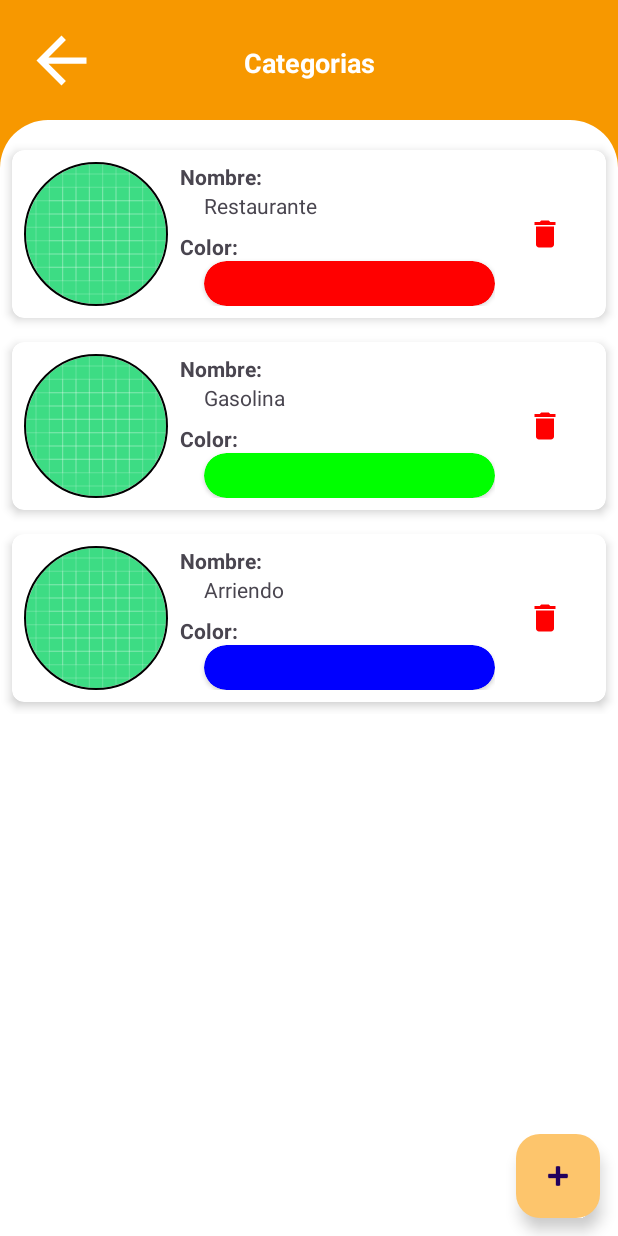
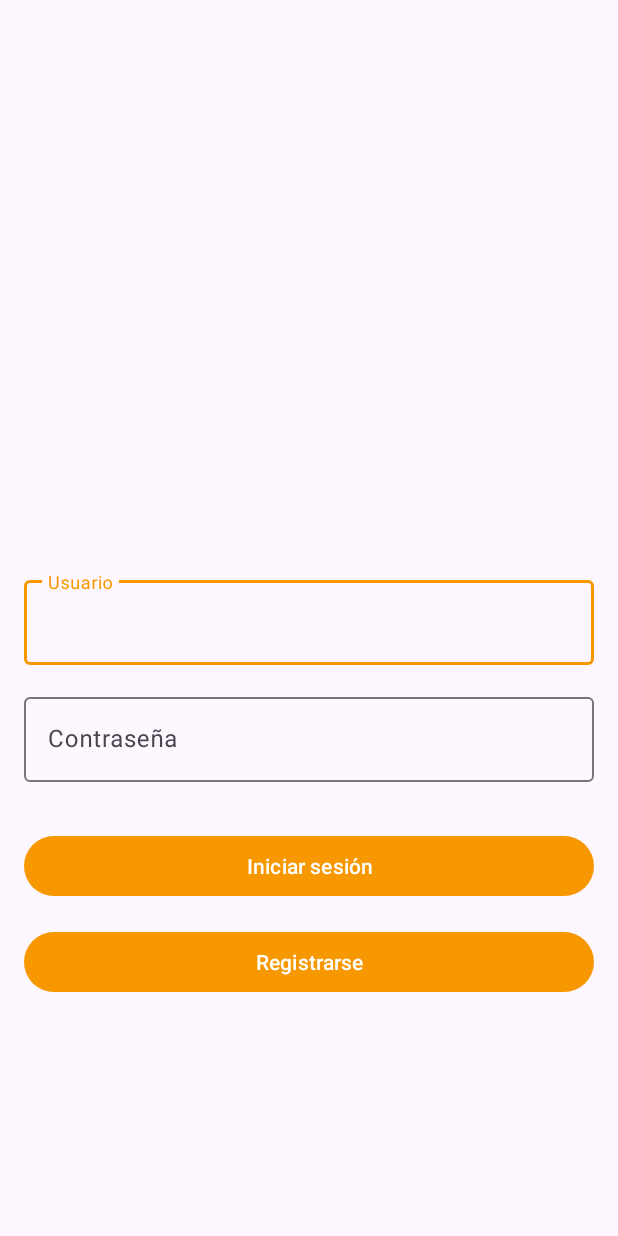
Before and after one commit to CristhianC51/MyWalletApp2.0, an Android app: the screen it shows after launch (CategoryActivity before the commit, LoginActivity after it), on a phone screen of 412 x 824 dp. Run offline under Robolectric (Android 15) with nearby library versions, the phone set to English and light mode, and no system bars.

Commit message:
Creacion activity login y activity registrarse.

```diff
--- a/app/build.gradle.kts
+++ b/app/build.gradle.kts
@@ -45,4 +45,6 @@ dependencies {
     implementation("de.hdodenhof:circleimageview:3.0.1")
     //Picasso para poder mostrar imagenes de internet
     implementation("com.squareup.picasso:picasso:2.8")
+    //Implementacion de splashScreen
+    implementation ("com.airbnb.android:lottie:6.1.0")
 }
--- /dev/null
+++ b/app/src/main/java/com/fabiansuarez/mywallet/LoginActivity.java
@@ -0,0 +1,22 @@
+package com.fabiansuarez.mywallet;
+
+import androidx.appcompat.app.AppCompatActivity;
+
+import android.content.Intent;
+import android.os.Bundle;
+import android.view.View;
+
+public class LoginActivity extends AppCompatActivity {
+
+    @Override
+    protected void onCreate(Bundle savedInstanceState) {
+        super.onCreate(savedInstanceState);
+        setContentView(R.layout.activity_login);
+    }
+
+    public void buttonRegistrar(View view) {
+        Intent myIntent = new Intent(LoginActivity.this, RegistrarseActivity.class);
+        startActivity(myIntent);
+        finish();
+    }
+}
--- a/app/src/main/java/com/fabiansuarez/mywallet/NewAccountActivity.java
+++ b/app/src/main/java/com/fabiansuarez/mywallet/NewAccountActivity.java
@@ -27,8 +27,8 @@ public class NewAccountActivity extends AppCompatActivity {
         etNameAccount = findViewById(R.id.et_nombre_cuenta);
         etTypeAccount = findViewById(R.id.et_tipo_cuenta);
         etBalanceInitial = findViewById(R.id.et_balance_initial);
-        tilNameAccount = findViewById(R.id.til_name_account);
-        tilTypeAccount = findViewById(R.id.til_type_account);
+        tilNameAccount = findViewById(R.id.til_contrasena);
+        tilTypeAccount = findViewById(R.id.til_usuario);
         tilBalanceInitial = findViewById(R.id.til_balance_initial);
     }
 
--- /dev/null
+++ b/app/src/main/java/com/fabiansuarez/mywallet/SplashActivity.java
@@ -0,0 +1,25 @@
+package com.fabiansuarez.mywallet;
+
+import androidx.appcompat.app.AppCompatActivity;
+
+import android.content.Intent;
+import android.os.Bundle;
+import android.os.Handler;
+
+public class SplashActivity extends AppCompatActivity {
+
+    @Override
+    protected void onCreate(Bundle savedInstanceState) {
+        super.onCreate(savedInstanceState);
+        setContentView(R.layout.activity_splash);
+
+        new Handler().postDelayed(new Runnable() {
+            @Override
+            public void run() {
+                Intent myIntent = new Intent(SplashActivity.this, LoginActivity.class);
+                startActivity(myIntent);
+                finish();
+            }
+        }, 5000);
+    }
+}
--- /dev/null
+++ b/app/src/main/res/layout/activity_login.xml
@@ -0,0 +1,63 @@
+<?xml version="1.0" encoding="utf-8"?>
+<androidx.constraintlayout.widget.ConstraintLayout xmlns:android="http://schemas.android.com/apk/res/android"
+    xmlns:app="http://schemas.android.com/apk/res-auto"
+    xmlns:tools="http://schemas.android.com/tools"
+    android:layout_width="match_parent"
+    android:layout_height="match_parent"
+    tools:context=".LoginActivity">
+
+    <com.google.android.material.textfield.TextInputLayout
+        android:id="@+id/til_usuario"
+        android:layout_width="match_parent"
+        android:layout_height="wrap_content"
+        android:layout_margin="16dp"
+        android:layout_marginTop="8dp"
+        app:layout_constraintBottom_toBottomOf="parent"
+        app:layout_constraintEnd_toEndOf="parent"
+        app:layout_constraintStart_toStartOf="parent"
+        app:layout_constraintTop_toTopOf="parent">
+
+        <com.google.android.material.textfield.TextInputEditText
+            android:id="@+id/et_usuario"
+            android:layout_width="match_parent"
+            android:layout_height="wrap_content"
+            android:hint="@string/txt_usuario" />
+
+    </com.google.android.material.textfield.TextInputLayout>
+
+    <com.google.android.material.textfield.TextInputLayout
+        android:id="@+id/til_contrasena"
+        android:layout_width="match_parent"
+        android:layout_height="wrap_content"
+        android:layout_marginTop="16dp"
+        app:layout_constraintTop_toBottomOf="@+id/til_usuario">
+
+        <com.google.android.material.textfield.TextInputEditText
+            android:id="@+id/et_contrasena"
+            android:layout_width="match_parent"
+            android:layout_height="wrap_content"
+            android:layout_margin="16dp"
+            android:hint="@string/txt_contrasena" />
+    </com.google.android.material.textfield.TextInputLayout>
+
+    <Button
+        android:id="@+id/btn_iniciar_sesion"
+        android:layout_width="match_parent"
+        android:layout_height="wrap_content"
+        android:layout_margin="16dp"
+        android:text="@string/txt_iniciar_sesion"
+        app:layout_constraintTop_toBottomOf="@+id/til_contrasena"
+        tools:layout_editor_absoluteX="0dp" />
+
+    <Button
+        android:id="@+id/btn_registrarse"
+        android:layout_width="match_parent"
+        android:layout_height="wrap_content"
+        android:layout_margin="16dp"
+        android:layout_marginTop="8dp"
+        android:onClick="buttonRegistrar"
+        android:text="@string/txt_registrarse"
+        app:layout_constraintTop_toBottomOf="@+id/btn_iniciar_sesion"
+        tools:layout_editor_absoluteX="16dp" />
+
+</androidx.constraintlayout.widget.ConstraintLayout>
--- a/app/src/main/res/layout/activity_new_account.xml
+++ b/app/src/main/res/layout/activity_new_account.xml
@@ -47,7 +47,7 @@
         app:layout_constraintTop_toTopOf="parent">
 
         <com.google.android.material.textfield.TextInputLayout
-            android:id="@+id/til_name_account"
+            android:id="@+id/til_contrasena"
             android:layout_width="match_parent"
             android:layout_height="wrap_content">
 
@@ -59,7 +59,7 @@
         </com.google.android.material.textfield.TextInputLayout>
 
         <com.google.android.material.textfield.TextInputLayout
-            android:id="@+id/til_type_account"
+            android:id="@+id/til_usuario"
             android:layout_width="match_parent"
             android:layout_height="wrap_content"
             android:layout_marginTop="8dp">
--- a/app/src/main/res/values/strings.xml
+++ b/app/src/main/res/values/strings.xml
@@ -15,4 +15,14 @@
     <string name="txt_select_color">Seleccionar color</string>
     <string name="txt_color">Color</string>
     <string name="txt_save_category">Se guardo la categoria</string>
+    <string name="txt_usuario">Usuario</string>
+    <string name="txt_contrasena">Contraseña</string>
+    <string name="txt_iniciar_sesion">Iniciar sesión</string>
+    <string name="txt_registrarse">Registrarse</string>
+    <string name="txt_nombre">Nombre</string>
+    <string name="txt_apellido">Apellido</string>
+    <string name="txt_verifique_contrasena">Verifique contraseña</string>
+    <string name="txt_edad">Edad</string>
+    <string name="txt_correo">Correo</string>
+    <string name="txt_regresar">Regresar</string>
 </resources>
```
Also changed, not shown: app/src/main/AndroidManifest.xml (+12 -6 lines), app/src/main/java/com/fabiansuarez/mywallet/RegistrarseActivity.java (added, +22 -0 lines), app/src/main/res/layout/activity_registrarse.xml (added, +127 -0 lines), app/src/main/res/layout/activity_splash.xml (added, +20 -0 lines), app/src/main/res/raw/splash.json (added, +1 -0 lines).
